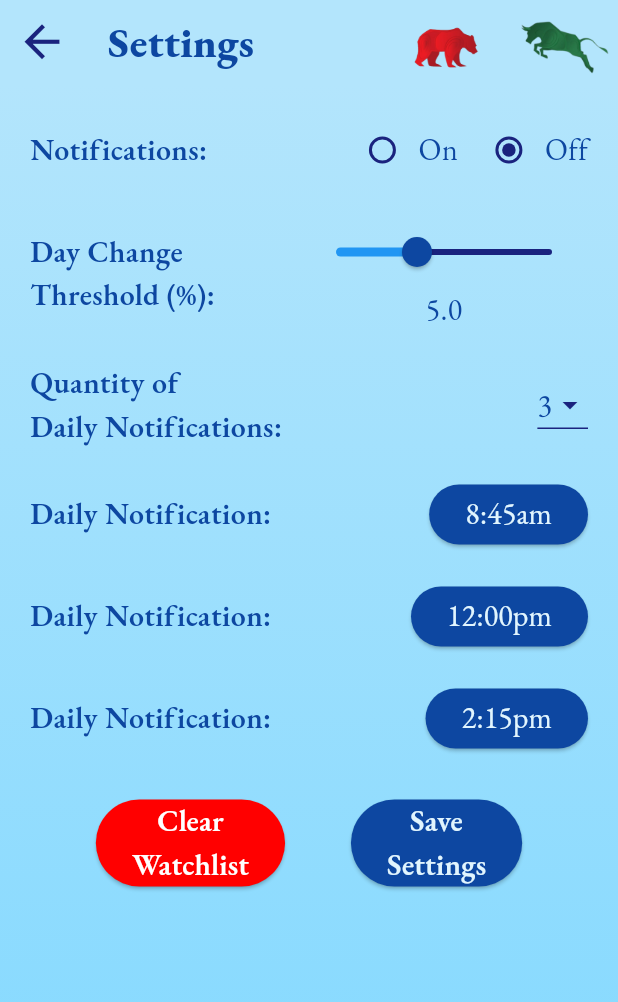
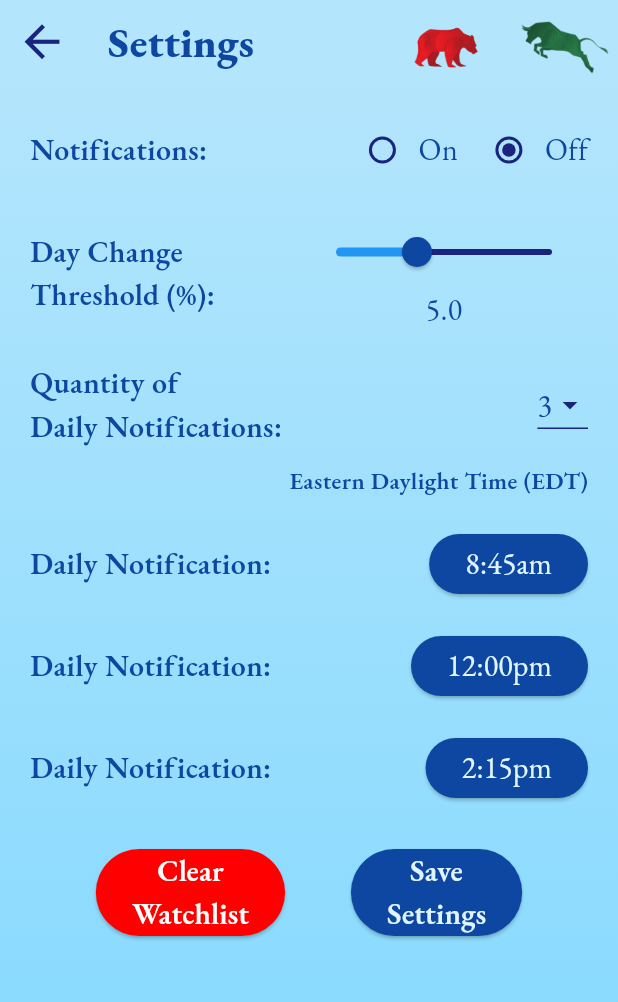
Before and after one commit to JoshMJohnson/Stock_Alert, a Flutter app: the screen it shows after launch, after a tap on the "settings" icon, on a phone screen of 412 x 824 dp. Shown: the top 1002 px of the screen. Run offline on Flutter 3.47's test engine with Material 3 defaults, Android fonts, the phone set to English and light mode, and no system bars; our stand-ins replace awesome_notifications, shared_preferences, sqflite; missing offline and left inert: fading_edge_scrollview; accounts and stored records are empty.

Commit message:
displays time zone of daily notifications

```diff
--- a/lib/pages/settingsPageWidgets/quantity_notifications_selector.dart
+++ b/lib/pages/settingsPageWidgets/quantity_notifications_selector.dart
@@ -75,6 +75,20 @@ class QuantityNotificationsSelector extends StatelessWidget {
             ),
           ],
         ),
+        Container(
+          margin: const EdgeInsets.only(top: 10),
+          child: Align(
+            alignment: Alignment.bottomRight,
+            child: Text(
+              'Eastern Daylight Time (EDT)',
+              style: TextStyle(
+                color: Theme.of(context).textTheme.bodyMedium!.color,
+                fontSize: 16,
+                fontWeight: FontWeight.w600,
+              ),
+            ),
+          ),
+        ),
         TODReminders(
           changeTODHandler: changeTODHandler,
           notificationQuantity: notificationQuantity,
```
